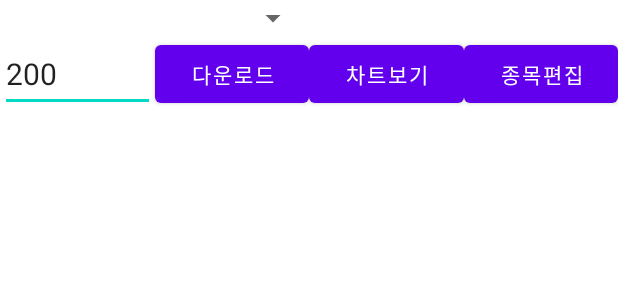
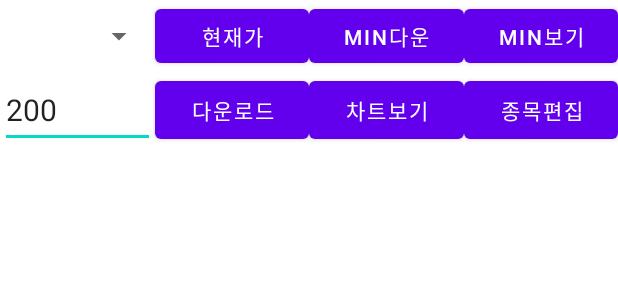
Before and after one commit to dspyun/ebest, an Android app: the layout fragment_home.xml on its own in the app's theme, with its tools: preview values and no code run, on a phone screen of 412 x 824 dp. Shown: the top 300 px of the screen. Run offline under Robolectric (Android 15) with nearby library versions, the phone set to English and light mode, and no system bars.

Commit message:
add min chart

```diff
--- a/app/src/main/res/layout/fragment_home.xml
+++ b/app/src/main/res/layout/fragment_home.xml
@@ -17,11 +17,39 @@
             android:layout_height="wrap_content"
             android:layout_row="0"
             android:layout_column="0"
-            android:layout_columnSpan="2"
             android:layout_columnWeight="1"
             android:layout_rowWeight="1"
             android:spinnerMode="dropdown"
             android:textSize="30sp"/>
+        <Button
+            android:id="@+id/btDummy1"
+            android:layout_width="0dp"
+            android:layout_height="wrap_content"
+            android:layout_row="0"
+            android:layout_column="1"
+            android:layout_columnWeight="1"
+            android:layout_rowWeight="1"
+            android:text="현재가" />
+        <Button
+            android:id="@+id/btMinDN"
+            android:layout_width="0dp"
+            android:layout_height="wrap_content"
+            android:layout_row="0"
+            android:layout_column="2"
+            android:layout_columnWeight="1"
+            android:layout_rowWeight="1"
+            android:text="Min다운" />
+
+        <Button
+            android:id="@+id/btMinChart"
+            android:layout_width="0dp"
+            android:layout_height="wrap_content"
+            android:layout_row="0"
+            android:layout_column="3"
+            android:layout_columnWeight="1"
+            android:layout_rowWeight="1"
+            android:text="Min보기" />
+
 
         <EditText
             android:id="@+id/editText"
```
Also changed, not shown: app/src/main/java/com/example/ebest/api/DLOAD.java (+15 -8 lines), app/src/main/java/com/example/ebest/api/EBEST.java (+126 -112 lines), app/src/main/java/com/example/ebest/ui/home/HomeFragment.java (+95 -13 lines).
